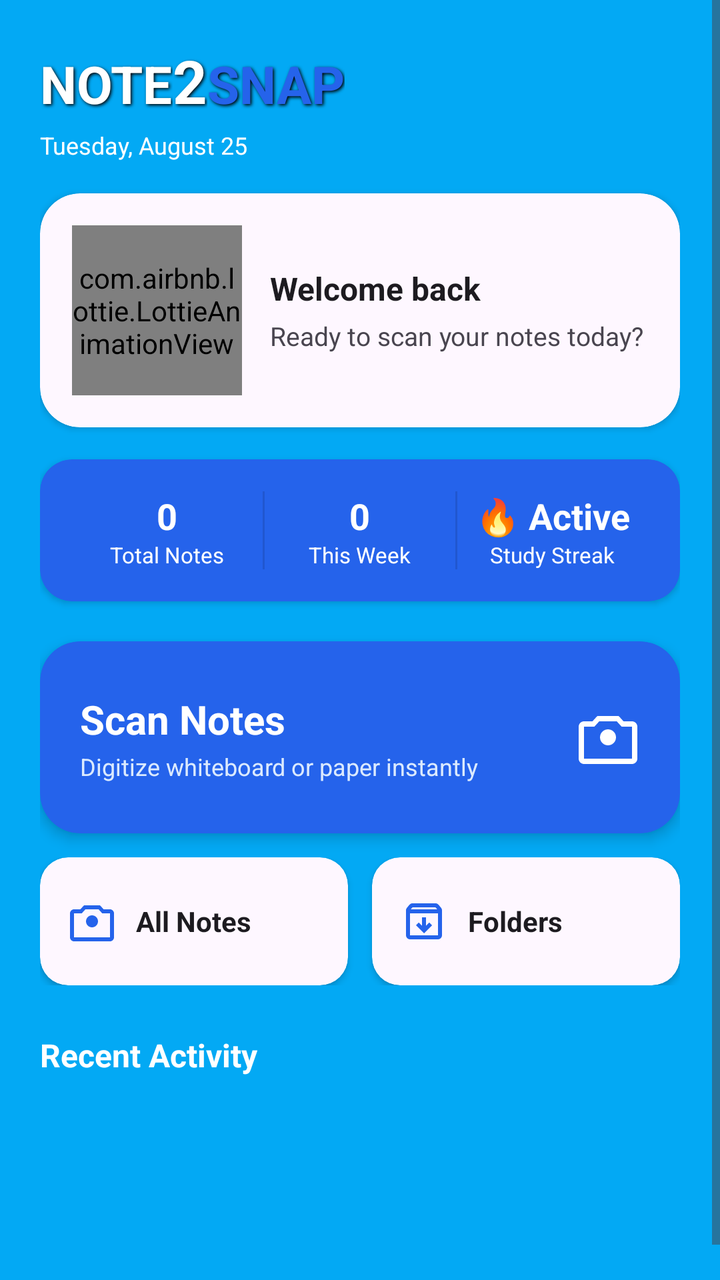
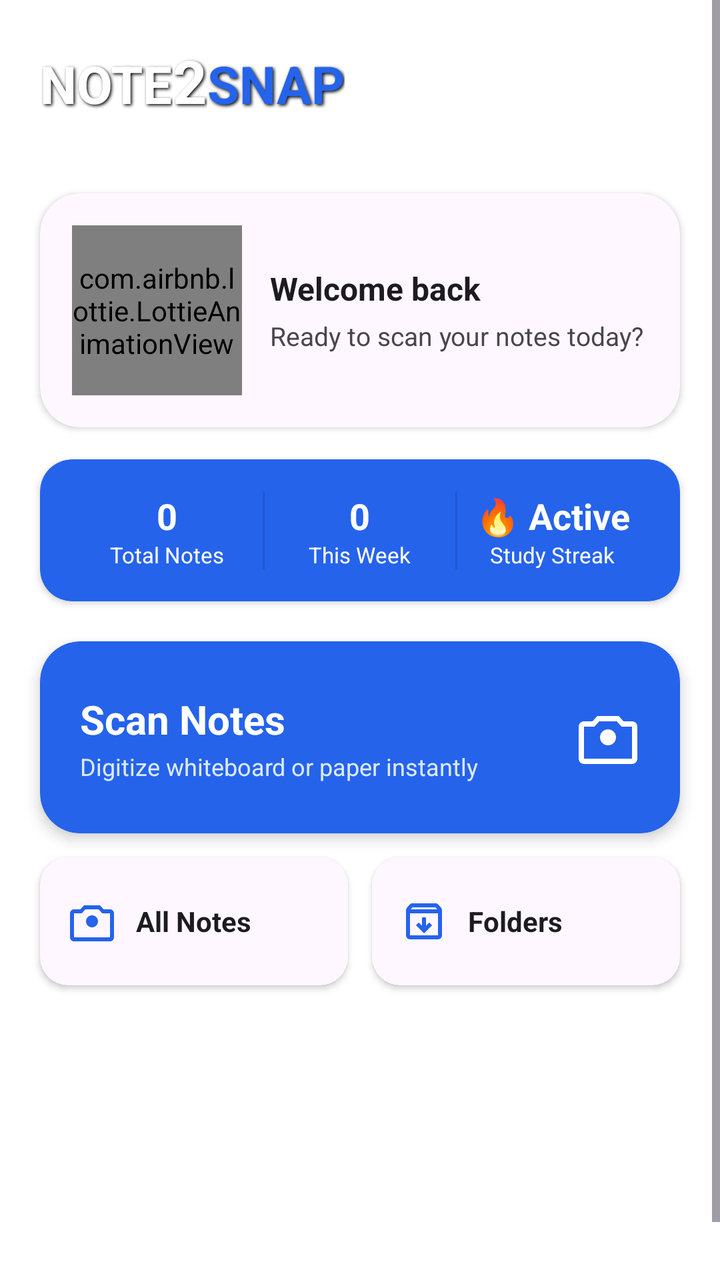

Before-and-after screenshots of an Android layout around one commit, followed by the original layout XML and the change that was made.
<!-- AndroidManifest.xml: application theme Theme.Note2Snap -->
<!-- res/layout/fragment_home.xml -->
<?xml version="1.0" encoding="utf-8"?>
<ScrollView xmlns:android="http://schemas.android.com/apk/res/android"
    xmlns:app="http://schemas.android.com/apk/res-auto"
    android:layout_width="match_parent"
    android:layout_height="match_parent"
    android:background="#FF03A9F4"
    android:fillViewport="true">

    <LinearLayout
        android:layout_width="match_parent"
        android:layout_height="wrap_content"
        android:orientation="vertical"
        android:padding="20dp">

        
        <LinearLayout
            android:layout_width="wrap_content"
            android:layout_height="wrap_content"
            android:orientation="horizontal">

            <TextView
                android:id="@+id/tvTitleNote"
                android:layout_width="wrap_content"
                android:layout_height="wrap_content"
                android:shadowColor="#000000"
                android:shadowDx="2"
                android:shadowDy="2"
                android:shadowRadius="4"
                android:text="NOTE"
                android:textColor="#FFFFFF"
                android:textSize="26sp"
                android:textStyle="bold" />

            <TextView
                android:id="@+id/tvTitle2"
                android:layout_width="wrap_content"
                android:layout_height="wrap_content"
                android:shadowColor="#000000"
                android:shadowDx="2"
                android:shadowDy="2"
                android:shadowRadius="4"
                android:text="2"
                android:textColor="#FFFFFF"
                android:textSize="30sp"
                android:textStyle="bold" />

            <TextView
                android:id="@+id/tvTitleSnap"
                android:layout_width="wrap_content"
                android:layout_height="wrap_content"
                android:shadowColor="#000000"
                android:shadowDx="2"
                android:shadowDy="2"
                android:shadowRadius="4"
                android:text="SNAP"
                android:textColor="#2563EB"
                android:textSize="26sp"
                android:textStyle="bold" />
        </LinearLayout>

        <TextView
            android:id="@+id/tvDate"
            android:layout_width="wrap_content"
            android:layout_height="wrap_content"
            android:layout_marginTop="4dp"
            android:text="Tuesday, August 25"
            android:textColor="#FFFFFF"
            android:textSize="12sp" />

        
        <androidx.cardview.widget.CardView
            android:id="@+id/cardMascot"
            android:layout_width="match_parent"
            android:layout_height="wrap_content"
            android:layout_marginTop="16dp"
            app:cardBackgroundColor="?attr/colorSurface"
            app:cardCornerRadius="20dp"
            app:cardElevation="2dp">

            <LinearLayout
                android:layout_width="match_parent"
                android:layout_height="wrap_content"
                android:gravity="center_vertical"
                android:orientation="horizontal"
                android:padding="16dp">

                
                <com.airbnb.lottie.LottieAnimationView
                    android:id="@+id/lottieMascot"
                    android:layout_width="85dp"
                    android:layout_height="85dp"
                    app:lottie_autoPlay="true"
                    app:lottie_loop="true"
                    app:lottie_rawRes="@raw/robot_mascot" />

                
                <LinearLayout
                    android:layout_width="0dp"
                    android:layout_height="wrap_content"
                    android:layout_marginStart="14dp"
                    android:layout_weight="1"
                    android:orientation="vertical">

                    <TextView
                        android:id="@+id/tvGreeting"
                        android:layout_width="wrap_content"
                        android:layout_height="wrap_content"
                        android:text="Welcome back"
                        android:textColor="?android:attr/textColorPrimary"
                        android:textSize="16sp"
                        android:textStyle="bold" />

                    <TextView
                        android:id="@+id/tvGreetingSubtitle"
                        android:layout_width="wrap_content"
                        android:layout_height="wrap_content"
                        android:layout_marginTop="4dp"
                        android:text="Ready to scan your notes today?"
                        android:textColor="?android:attr/textColorSecondary"
                        android:textSize="13sp" />
                </LinearLayout>
            </LinearLayout>
        </androidx.cardview.widget.CardView>

        
        <androidx.cardview.widget.CardView
            android:layout_width="match_parent"
            android:layout_height="wrap_content"
            android:layout_marginTop="16dp"
            app:cardBackgroundColor="#2563EB"
            app:cardCornerRadius="16dp"
            app:cardElevation="2dp">

            <LinearLayout
                android:layout_width="match_parent"
                android:layout_height="wrap_content"
                android:orientation="horizontal"
                android:padding="16dp"
                android:weightSum="3">

                <LinearLayout
                    android:layout_width="0dp"
                    android:layout_height="wrap_content"
                    android:layout_weight="1"
                    android:gravity="center"
                    android:orientation="vertical">

                    <TextView
                        android:id="@+id/tvStatTotal"
                        android:layout_width="wrap_content"
                        android:layout_height="wrap_content"
                        android:text="0"
                        android:textColor="#FFFFFF"
                        android:textSize="18sp"
                        android:textStyle="bold" />

                    <TextView
                        android:layout_width="wrap_content"
                        android:layout_height="wrap_content"
                        android:text="Total Notes"
                        android:textColor="#FFFFFF"
                        android:textSize="11sp" />
                </LinearLayout>

                <View
                    android:layout_width="1dp"
                    android:layout_height="match_parent"
                    android:background="?android:attr/dividerVertical" />

                <LinearLayout
                    android:layout_width="0dp"
                    android:layout_height="wrap_content"
                    android:layout_weight="1"
                    android:gravity="center"
                    android:orientation="vertical">

                    <TextView
                        android:id="@+id/tvStatWeek"
                        android:layout_width="wrap_content"
                        android:layout_height="wrap_content"
                        android:text="0"
                        android:textColor="#FFFFFF"
                        android:textSize="18sp"
                        android:textStyle="bold" />

                    <TextView
                        android:layout_width="wrap_content"
                        android:layout_height="wrap_content"
                        android:text="This Week"
                        android:textColor="#FFFFFF"
                        android:textSize="11sp" />
                </LinearLayout>

                <View
                    android:layout_width="1dp"
                    android:layout_height="match_parent"
                    android:background="?android:attr/dividerVertical" />

                <LinearLayout
                    android:layout_width="0dp"
                    android:layout_height="wrap_content"
                    android:layout_weight="1"
                    android:gravity="center"
                    android:orientation="vertical">

                    <TextView
                        android:id="@+id/tvStatStreak"
                        android:layout_width="wrap_content"
                        android:layout_height="wrap_content"
                        android:text="🔥 Active"
                        android:textColor="#FFFFFF"
                        android:textSize="18sp"
                        android:textStyle="bold" />

                    <TextView
                        android:layout_width="wrap_content"
                        android:layout_height="wrap_content"
                        android:text="Study Streak"
                        android:textColor="#FFFFFF"
                        android:textSize="11sp" />
                </LinearLayout>
            </LinearLayout>
        </androidx.cardview.widget.CardView>

        
        <androidx.cardview.widget.CardView
            android:id="@+id/cardScan"
            android:layout_width="match_parent"
            android:layout_height="96dp"
            android:layout_marginTop="20dp"
            android:clickable="true"
            android:focusable="true"
            android:foreground="?attr/selectableItemBackground"
            app:cardBackgroundColor="#2563EB"
            app:cardCornerRadius="20dp"
            app:cardElevation="4dp">

            <RelativeLayout
                android:layout_width="match_parent"
                android:layout_height="match_parent"
                android:padding="20dp">

                <LinearLayout
                    android:layout_width="wrap_content"
                    android:layout_height="wrap_content"
                    android:layout_centerVertical="true"
                    android:orientation="vertical">

                    <TextView
                        android:layout_width="wrap_content"
                        android:layout_height="wrap_content"
                        android:text="Scan Notes"
                        android:textColor="#FFFFFF"
                        android:textSize="20sp"
                        android:textStyle="bold" />

                    <TextView
                        android:layout_width="wrap_content"
                        android:layout_height="wrap_content"
                        android:layout_marginTop="2dp"
                        android:text="Digitize whiteboard or paper instantly"
                        android:textColor="#DBEAFE"
                        android:textSize="12sp" />
                </LinearLayout>

                <ImageView
                    android:layout_width="32dp"
                    android:layout_height="32dp"
                    android:layout_alignParentEnd="true"
                    android:layout_centerVertical="true"
                    android:src="@drawable/ic_camera"
                    app:tint="#FFFFFF" />
            </RelativeLayout>
        </androidx.cardview.widget.CardView>

        
        <LinearLayout
            android:layout_width="match_parent"
            android:layout_height="wrap_content"
            android:layout_marginTop="12dp"
            android:orientation="horizontal"
            android:weightSum="2">

            
            <androidx.cardview.widget.CardView
                android:id="@+id/cardNotes"
                android:layout_width="0dp"
                android:layout_height="64dp"
                android:layout_marginEnd="6dp"
                android:layout_weight="1"
                android:clickable="true"
                android:focusable="true"
                android:foreground="?attr/selectableItemBackground"
                app:cardBackgroundColor="?attr/colorSurface"
                app:cardCornerRadius="14dp"
                app:cardElevation="2dp">

                <LinearLayout
                    android:layout_width="match_parent"
                    android:layout_height="match_parent"
                    android:gravity="center_vertical"
                    android:orientation="horizontal"
                    android:paddingHorizontal="14dp">

                    <ImageView
                        android:layout_width="24dp"
                        android:layout_height="24dp"
                        android:src="@drawable/ic_camera"
                        app:tint="#2563EB" />

                    <TextView
                        android:layout_width="wrap_content"
                        android:layout_height="wrap_content"
                        android:layout_marginStart="10dp"
                        android:text="All Notes"
                        android:textColor="?android:attr/textColorPrimary"
                        android:textSize="14sp"
                        android:textStyle="bold" />
                </LinearLayout>
            </androidx.cardview.widget.CardView>

            
            <androidx.cardview.widget.CardView
                android:id="@+id/cardFolders"
                android:layout_width="0dp"
                android:layout_height="64dp"
                android:layout_marginStart="6dp"
                android:layout_weight="1"
                android:clickable="true"
                android:focusable="true"
                android:foreground="?attr/selectableItemBackground"
                app:cardBackgroundColor="?attr/colorSurface"
                app:cardCornerRadius="14dp"
                app:cardElevation="2dp">

                <LinearLayout
                    android:layout_width="match_parent"
                    android:layout_height="match_parent"
                    android:gravity="center_vertical"
                    android:orientation="horizontal"
                    android:paddingHorizontal="14dp">

                    <ImageView
                        android:layout_width="24dp"
                        android:layout_height="24dp"
                        android:src="@drawable/ic_folder"
                        app:tint="#2563EB" />

                    <TextView
                        android:layout_width="wrap_content"
                        android:layout_height="wrap_content"
                        android:layout_marginStart="10dp"
                        android:text="Folders"
                        android:textColor="?android:attr/textColorPrimary"
                        android:textSize="14sp"
                        android:textStyle="bold" />
                </LinearLayout>
            </androidx.cardview.widget.CardView>
        </LinearLayout>

        
        <TextView
            android:layout_width="wrap_content"
            android:layout_height="wrap_content"
            android:layout_marginTop="24dp"
            android:text="Recent Activity"
            android:textColor="#FFFFFF"
            android:textSize="16sp"
            android:textStyle="bold" />

        <TextView
            android:id="@+id/tvEmptyRecent"
            android:layout_width="wrap_content"
            android:layout_height="wrap_content"
            android:layout_marginTop="10dp"
            android:text="No recent notes found. Tap 'Scan Notes' to get started!"
            android:textColor="#F0F9FF"
            android:textSize="13sp"
            android:visibility="gone" />

        <androidx.viewpager2.widget.ViewPager2
            android:id="@+id/vpRecentNotes"
            android:layout_width="350dp"
            android:layout_height="80dp"
            android:layout_gravity="center_horizontal"
            android:layout_marginTop="20dp"
            android:clipChildren="false"
            android:clipToPadding="false" />

    </LinearLayout>
</ScrollView>
<!-- resources referenced by this layout -->
<resources>
  <!-- drawable ic_camera (drawable) -->
  <?xml version="1.0" encoding="utf-8"?>
  <vector xmlns:android="http://schemas.android.com/apk/res/android"
      android:width="24dp"
      android:height="24dp"
      android:viewportWidth="24"
      android:viewportHeight="24">
      <path
          android:fillColor="#FF111111"
          android:pathData="M12,15c1.66,0 3,-1.34 3,-3s-1.34,-3 -3,-3 -3,1.34 -3,3 1.34,3 3,3zm9,-9h-3.17L16,4H8L6.17,6H3c-1.1,0 -2,0.9 -2,2v12c0,1.1 0.9,2 2,2h18c1.1,0 2,-0.9 2,-2V8c0,-1.1 -0.9,-2 -2,-2zm0,14H3V8h3.88l1.83,-2h6.58l1.83,2H21v12z" />
  </vector>
  <!-- drawable ic_folder (drawable) -->
  <vector xmlns:android="http://schemas.android.com/apk/res/android" android:height="24dp" android:tint="#FFFFFF" android:viewportHeight="960" android:viewportWidth="960" android:width="24dp">
        
      <path android:fillColor="@android:color/white" android:pathData="M480,720L640,560L584,504L520,568L520,400L440,400L440,568L376,504L320,560L480,720ZM200,320L200,760Q200,760 200,760Q200,760 200,760L760,760Q760,760 760,760Q760,760 760,760L760,320L200,320ZM200,840Q167,840 143.5,816.5Q120,793 120,760L120,261Q120,247 124.5,234Q129,221 138,210L188,149Q199,135 215.5,127.5Q232,120 250,120L710,120Q728,120 744.5,127.5Q761,135 772,149L822,210Q831,221 835.5,234Q840,247 840,261L840,760Q840,793 816.5,816.5Q793,840 760,840L200,840ZM216,240L744,240L710,200Q710,200 710,200Q710,200 710,200L250,200Q250,200 250,200Q250,200 250,200L216,240ZM480,540L480,540L480,540Q480,540 480,540Q480,540 480,540L480,540Q480,540 480,540Q480,540 480,540Z"/>
      
  </vector>
  <style name="Theme.Note2Snap" parent="Theme.Material3.DayNight.NoActionBar">
          <item name="colorPrimary">@color/primary</item>
          <item name="colorSecondary">@color/secondary</item>
          <item name="android:windowBackground">@color/background</item>
          <item name="android:statusBarColor">@color/background</item>
      </style>
  <color name="primary">#AFC4F6</color>
  <color name="secondary">#FFF79A</color>
  <color name="background">#FFFFFF</color>
</resources>

<!-- the commit's change to res/layout/fragment_home.xml (unified diff, before → after) -->
@@ -3,12 +3,14 @@
     xmlns:app="http://schemas.android.com/apk/res-auto"
     android:layout_width="match_parent"
     android:layout_height="match_parent"
-    android:background="#FF03A9F4"
+    android:background="@color/screen_background"
     android:fillViewport="true">
 
     <LinearLayout
         android:layout_width="match_parent"
         android:layout_height="wrap_content"
+        android:clipChildren="false"
+        android:clipToPadding="false"
         android:orientation="vertical"
         android:padding="20dp">
 
@@ -380,10 +382,9 @@
 
         <androidx.viewpager2.widget.ViewPager2
             android:id="@+id/vpRecentNotes"
-            android:layout_width="350dp"
-            android:layout_height="80dp"
-            android:layout_gravity="center_horizontal"
-            android:layout_marginTop="20dp"
+            android:layout_width="match_parent"
+            android:layout_height="100dp"
+            android:layout_marginTop="12dp"
             android:clipChildren="false"
             android:clipToPadding="false" />
 
<!-- resource entries referenced after the edit -->
@@ -1,5 +1,6 @@
 <!-- resources referenced by this layout -->
 <resources>
+  <color name="screen_background">#FFFFFF</color>
   <!-- drawable ic_camera (drawable) -->
   <?xml version="1.0" encoding="utf-8"?>
   <vector xmlns:android="http://schemas.android.com/apk/res/android"
